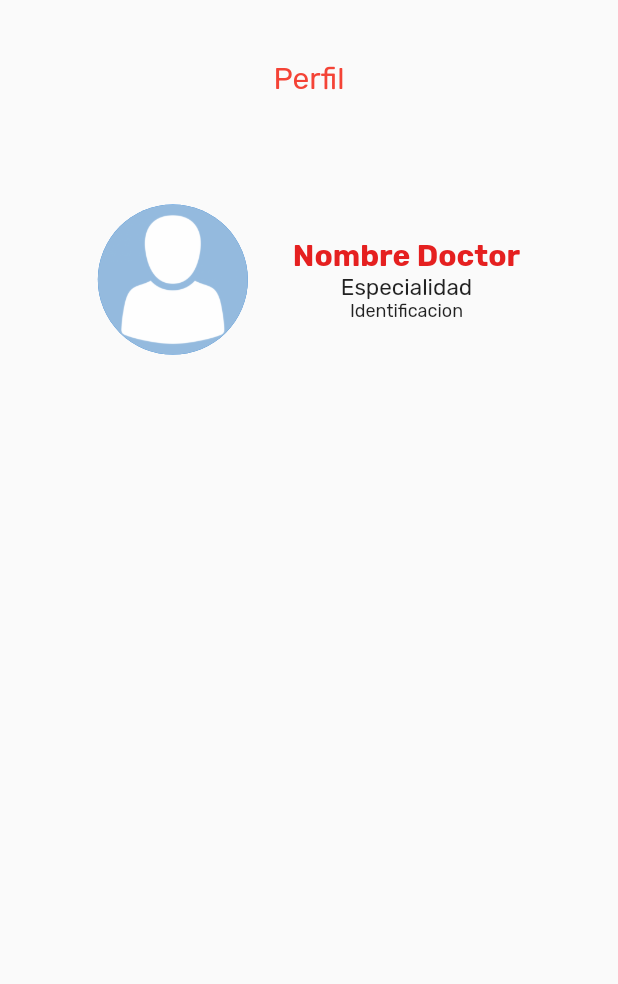
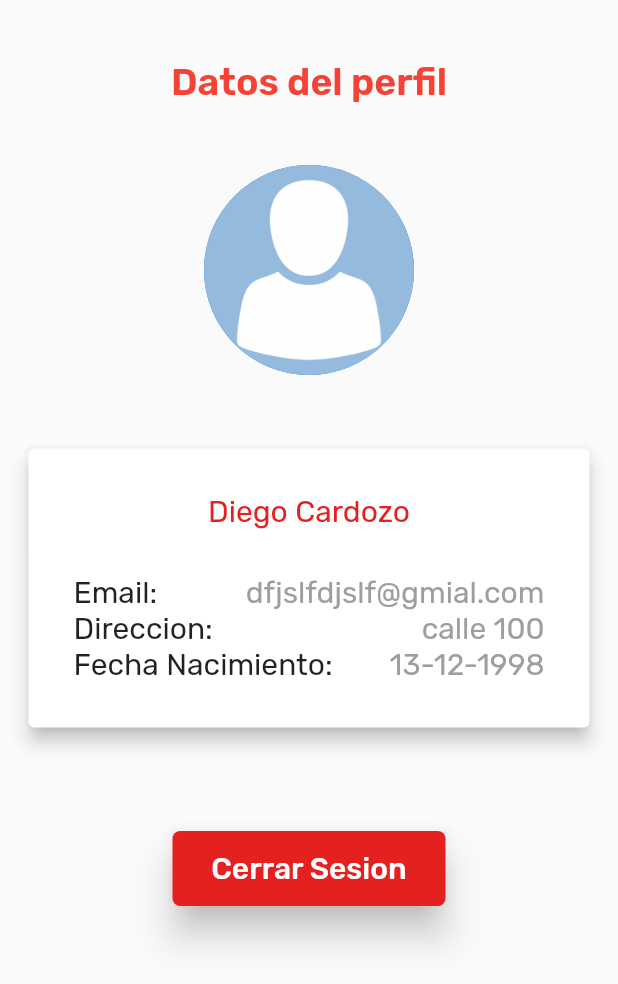
Before and after one commit to AlejandroCardozoCode/Proyecto_de_grado, a Flutter app: the ProfileScreen screen opened by its route, on a phone screen of 412 x 824 dp. Shown: the top 984 px of the screen. Run offline on Flutter 3.47's test engine with Material 2 defaults, Android fonts, the phone set to English and light mode, and no system bars; our stand-ins replace google_fonts, google_nav_bar, image_picker; missing offline and left inert: dart:ffi, fhir.

Commit message:
implementacion de la pantalla de perfil

```diff
--- a/electrocardio/lib/screens/home_oncologo.dart
+++ b/electrocardio/lib/screens/home_oncologo.dart
@@ -29,7 +29,6 @@ class _HomeOncologoState extends State<HomeOncologo> {
   final List<Widget> _body = [
     NewReportScreen(),
     ReportListScreen(),
-    NewReportScreen(),
     ProfileScreen(),
   ];
   @override
--- a/electrocardio/lib/screens/profile_screen.dart
+++ b/electrocardio/lib/screens/profile_screen.dart
@@ -1,36 +1,71 @@
 import 'package:flutter/material.dart';
 import 'package:google_fonts/google_fonts.dart';
 
+import '../theme/theme.dart';
 import '../widgets/widgets.dart';
 
 class ProfileScreen extends StatelessWidget {
-
   const ProfileScreen({Key? key}) : super(key: key);
 
   @override
   Widget build(BuildContext context) {
-    return  Scaffold(
-
+    return Scaffold(
       body: SafeArea(
-        child: Center(
-         child:
-         Column(
+        child: Column(
           children: [
-            const SizedBox (
+            const SizedBox(
               height: 40,
             ),
-            Text("Perfil",
+            Text(
+              "Datos del perfil",
               textAlign: TextAlign.center,
-              style: GoogleFonts.rubik(fontSize: 20, color: Colors.red),
+              style: GoogleFonts.rubik(
+                fontSize: 25,
+                color: Colors.red,
+                fontWeight: FontWeight.w600,
               ),
-            const SizedBox (
+            ),
+            const SizedBox(
               height: 40,
             ),
-            ProfileData(),
-            ],
-          )
-         )
-        )
-      );
+            const CircleAvatar(
+              maxRadius: 70,
+              backgroundImage: AssetImage("assets/img/profile_placeholder.png"),
+            ),
+            const SizedBox(
+              height: 30,
+            ),
+            const ProfileInfoCard(
+              address: 'calle 100',
+              birthDate: '13-12-1998',
+              email: 'dfjslfdjslf@gmial.com',
+              lastName: 'Cardozo',
+              name: 'Diego',
+            ),
+            const SizedBox(
+              height: 50,
+            ),
+            ElevatedButton(
+              onPressed: () {},
+              style: ElevatedButton.styleFrom(
+                primary: ThemeApp.appRed,
+              ),
+              child: SizedBox(
+                height: 50,
+                width: 150,
+                child: Center(
+                  child: Text(
+                    "Cerrar Sesion",
+                    style: GoogleFonts.rubik(
+                      fontSize: 20,
+                    ),
+                  ),
+                ),
+              ),
+            ),
+          ],
+        ),
+      ),
+    );
   }
 }
--- a/electrocardio/lib/widgets/nav_bar.dart
+++ b/electrocardio/lib/widgets/nav_bar.dart
@@ -41,12 +41,8 @@ class _AppNavBarState extends State<AppNavBar> {
                 text: " Historial",
               ),
               GButton(
-                icon: Icons.messenger_outline_rounded,
-                text: " Mensajes",
-              ),
-              GButton(
                 icon: Icons.person,
-                text: " Pagos",
+                text: " Perfil",
               ),
             ],
           ),
--- /dev/null
+++ b/electrocardio/lib/widgets/profile_info_card.dart
@@ -0,0 +1,109 @@
+import 'dart:ffi';
+
+import 'package:electrocardio/theme/theme.dart';
+import 'package:flutter/material.dart';
+import 'package:google_fonts/google_fonts.dart';
+
+class ProfileInfoCard extends StatelessWidget {
+  final String name;
+  final String lastName;
+  final String email;
+  final String address;
+  final String birthDate;
+  const ProfileInfoCard(
+      {Key? key,
+      required this.name,
+      required this.lastName,
+      required this.email,
+      required this.address,
+      required this.birthDate})
+      : super(key: key);
+
+  @override
+  Widget build(BuildContext context) {
+    return Padding(
+      padding: const EdgeInsets.all(15),
+      child: Card(
+        elevation: 5,
+        child: Container(
+          padding: const EdgeInsets.only(
+            top: 30,
+            bottom: 30,
+            left: 30,
+            right: 30,
+          ),
+          child: Column(
+            crossAxisAlignment: CrossAxisAlignment.center,
+            children: [
+              Text(
+                "$name $lastName",
+                style: GoogleFonts.rubik(
+                  fontSize: 20,
+                  color: ThemeApp.appRed,
+                ),
+              ),
+              const SizedBox(
+                height: 30,
+              ),
+              Row(
+                mainAxisAlignment: MainAxisAlignment.spaceBetween,
+                children: [
+                  Text(
+                    "Email: ",
+                    style: GoogleFonts.rubik(
+                      fontSize: 20,
+                    ),
+                  ),
+                  Text(
+                    email,
+                    style: GoogleFonts.rubik(
+                      fontSize: 20,
+                      color: Colors.grey,
+                    ),
+                  ),
+                ],
+              ),
+              Row(
+                mainAxisAlignment: MainAxisAlignment.spaceBetween,
+                children: [
+                  Text(
+                    "Direccion: ",
+                    style: GoogleFonts.rubik(
+                      fontSize: 20,
+                    ),
+                  ),
+                  Text(
+                    address,
+                    style: GoogleFonts.rubik(
+                      fontSize: 20,
+                      color: Colors.grey,
+                    ),
+                  ),
+                ],
+              ),
+              Row(
+                mainAxisAlignment: MainAxisAlignment.spaceBetween,
+                children: [
+                  Text(
+                    "Fecha Nacimiento: ",
+                    textAlign: TextAlign.left,
+                    style: GoogleFonts.rubik(
+                      fontSize: 20,
+                    ),
+                  ),
+                  Text(
+                    birthDate,
+                    style: GoogleFonts.rubik(
+                      fontSize: 20,
+                      color: Colors.grey,
+                    ),
+                  ),
+                ],
+              ),
+            ],
+          ),
+        ),
+      ),
+    );
+  }
+}
--- a/electrocardio/lib/widgets/widgets.dart
+++ b/electrocardio/lib/widgets/widgets.dart
@@ -6,3 +6,4 @@ export 'electro_card.dart';
 export 'custom_textfield.dart';
 export 'custom_patient_banner.dart';
 export 'nav_bar.dart';
+export 'profile_info_card.dart';
```
Also changed, not shown: electrocardio/lib/screens/report_list_screen.dart (+15 -6 lines), electrocardio/lib/widgets/electro_card.dart (+3 -4 lines), electrocardio/lib/widgets/electro_card_list.dart (+41 -17 lines), electrocardio/assets/img/electro_placeholder2.png (added).
